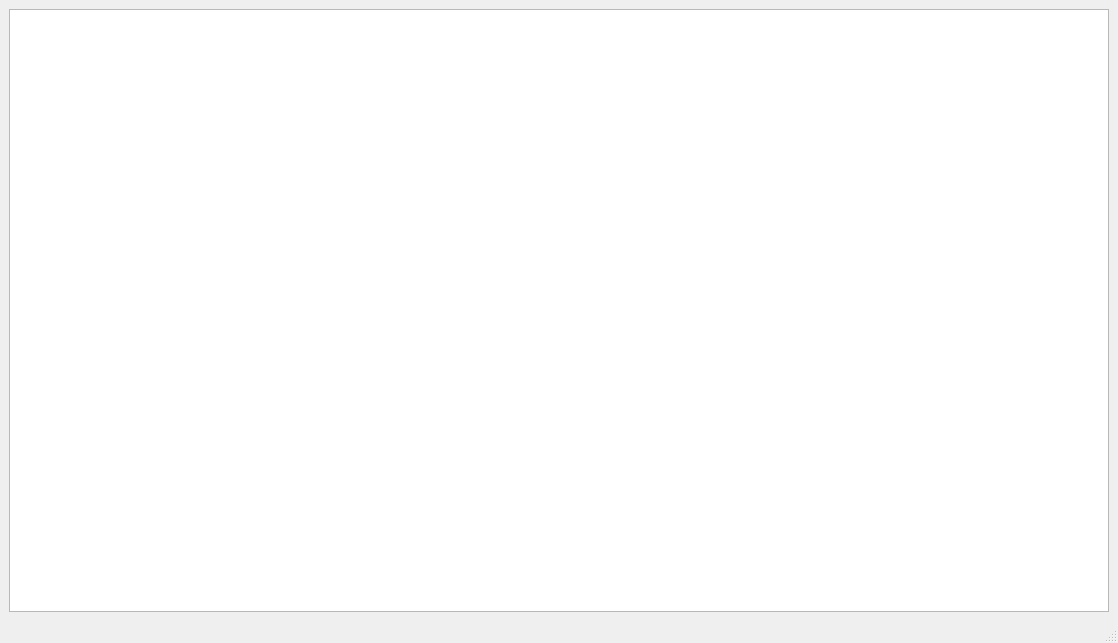
Above: src/ui/messagepool.ui from vsokolov00/mqtt-explorer before the change. Below: the same form after it.
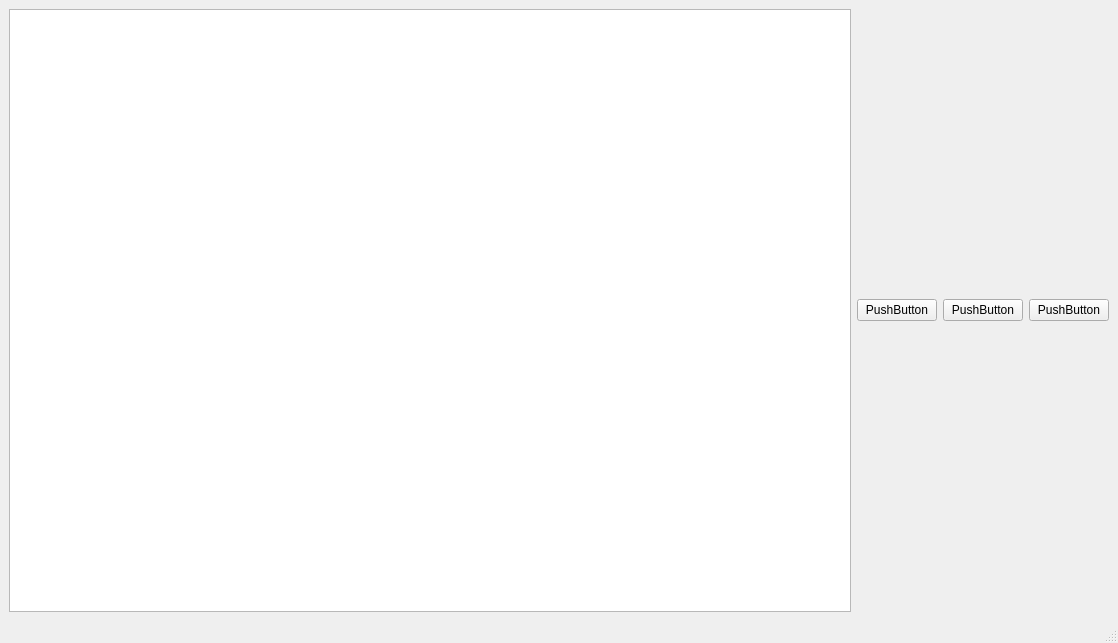
That is the form after the change.

Patch:
```diff
--- a/src/ui/messagepool.ui
+++ b/src/ui/messagepool.ui
@@ -16,7 +16,35 @@
   <widget class="QWidget" name="centralwidget">
    <layout class="QHBoxLayout" name="horizontalLayout">
     <item>
-     <widget class="QTreeView" name="messageList"/>
+     <widget class="QTreeView" name="messageList">
+      <property name="sizeAdjustPolicy">
+       <enum>QAbstractScrollArea::AdjustToContentsOnFirstShow</enum>
+      </property>
+      <attribute name="headerCascadingSectionResizes">
+       <bool>true</bool>
+      </attribute>
+     </widget>
+    </item>
+    <item>
+     <widget class="QPushButton" name="pushButton_3">
+      <property name="text">
+       <string>PushButton</string>
+      </property>
+     </widget>
+    </item>
+    <item>
+     <widget class="QPushButton" name="pushButton_2">
+      <property name="text">
+       <string>PushButton</string>
+      </property>
+     </widget>
+    </item>
+    <item>
+     <widget class="QPushButton" name="pushButton">
+      <property name="text">
+       <string>PushButton</string>
+      </property>
+     </widget>
     </item>
    </layout>
   </widget>
```
Left out of the diff: 2 changed lines with no effect on the pictures.
